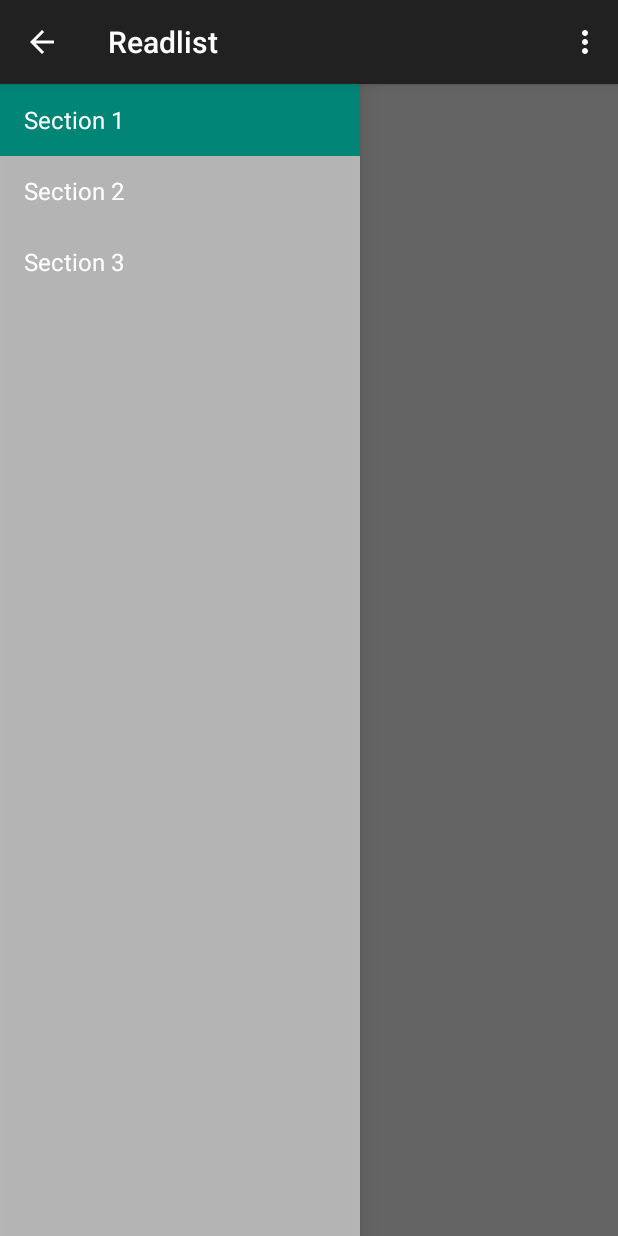
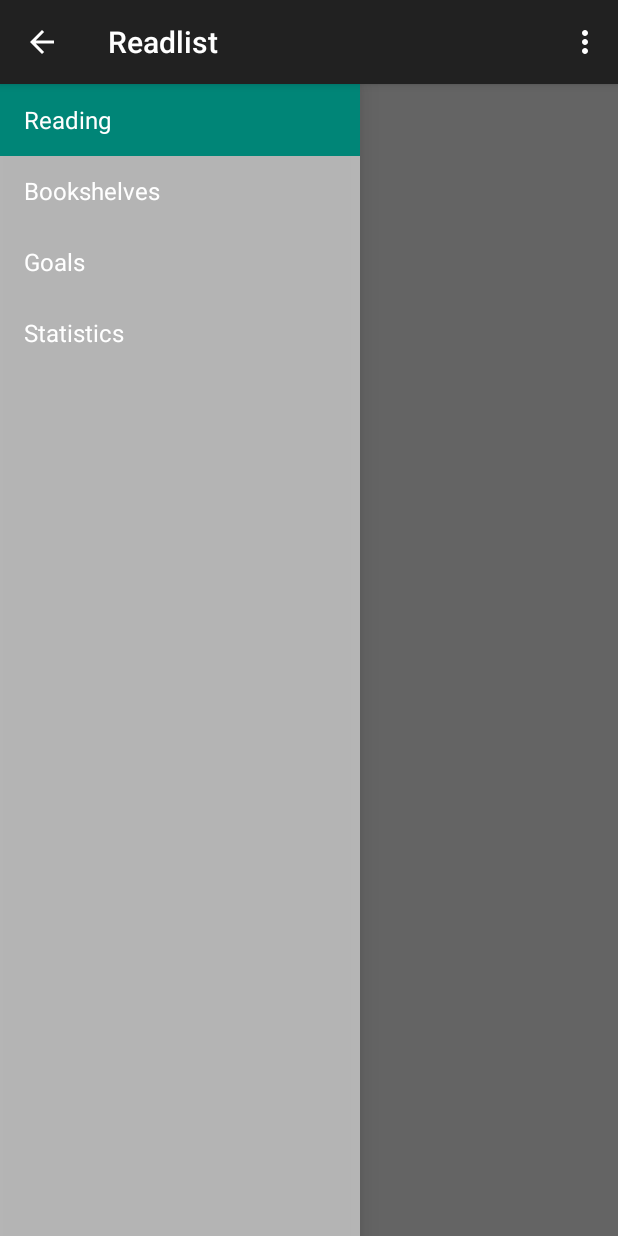
Before and after one commit to stephendiadamo/readlist, an Android app: the screen it shows after launch (MainActivity), on a phone screen of 412 x 824 dp. Run offline under Robolectric (Android 15) with nearby library versions, the phone set to English and light mode, and no system bars; 3 statements that could not run were skipped.

Commit message:
Added navigation labels

```diff
--- a/app/src/main/java/com/s_diadamo/readlist/MainActivity.java
+++ b/app/src/main/java/com/s_diadamo/readlist/MainActivity.java
@@ -30,7 +30,7 @@
     /**
      * Used to store the last screen title. For use in {@link #restoreActionBar()}.
      */
-    private CharSequence mTitle;
+    private CharSequence mTitle = getString(R.string.app_name);
 
     @Override
     protected void onCreate(Bundle savedInstanceState) {
@@ -57,17 +57,7 @@
     }
 
     public void onSectionAttached(int number) {
-        switch (number) {
-            case 1:
-                mTitle = getString(R.string.title_section1);
-                break;
-            case 2:
-                mTitle = getString(R.string.title_section2);
-                break;
-            case 3:
-                mTitle = getString(R.string.title_section3);
-                break;
-        }
+        return;
     }
 
     public void restoreActionBar() {
--- a/app/src/main/java/com/s_diadamo/readlist/NavigationDrawerFragment.java
+++ b/app/src/main/java/com/s_diadamo/readlist/NavigationDrawerFragment.java
@@ -102,9 +102,10 @@
                 android.R.layout.simple_list_item_activated_1,
                 android.R.id.text1,
                 new String[]{
-                        getString(R.string.title_section1),
-                        getString(R.string.title_section2),
-                        getString(R.string.title_section3),
+                        getString(R.string.navigation_drawer_reading),
+                        getString(R.string.navigation_drawer_bookshelves),
+                        getString(R.string.navigation_drawer_goals),
+                        getString(R.string.navigation_drawer_statistics)
                 }));
         mDrawerListView.setItemChecked(mCurrentSelectedPosition, true);
         return mDrawerListView;
--- a/app/src/main/res/values/strings.xml
+++ b/app/src/main/res/values/strings.xml
@@ -1,14 +1,16 @@
 <resources>
     <string name="app_name">Readlist</string>
 
-    <string name="title_section1">Section 1</string>
-    <string name="title_section2">Section 2</string>
-    <string name="title_section3">Section 3</string>
-
+    <!-- General Labels-->
     <string name="navigation_drawer_open">Open navigation drawer</string>
     <string name="navigation_drawer_close">Close navigation drawer</string>
+    <string name="action_example">Example action</string>
+    <string name="action_settings">Settings</string>
 
-    <string name="action_example">Example action</string>
+    <!-- Navigation Drawer Labels-->
+    <string name="navigation_drawer_reading">Reading</string>
+    <string name="navigation_drawer_bookshelves">Bookshelves</string>
+    <string name="navigation_drawer_goals">Goals</string>
+    <string name="navigation_drawer_statistics">Statistics</string>
 
-    <string name="action_settings">Settings</string>
 </resources>
```
Also changed, not shown: 2 other files.
